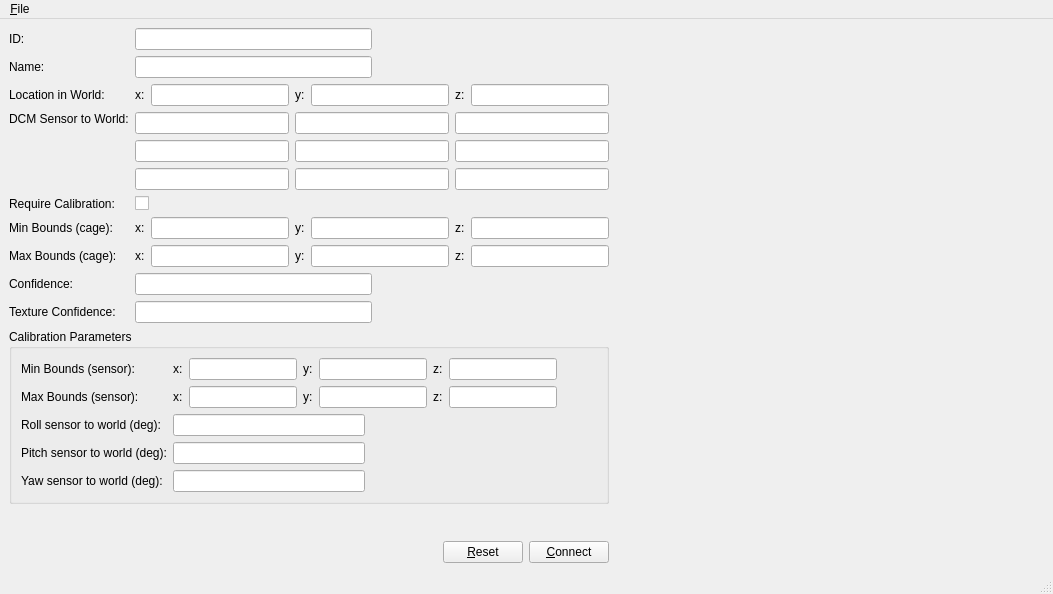
drjdlarson/gust, file src/main/python/gust/gui/ui/zed_window.ui: the form before one commit.
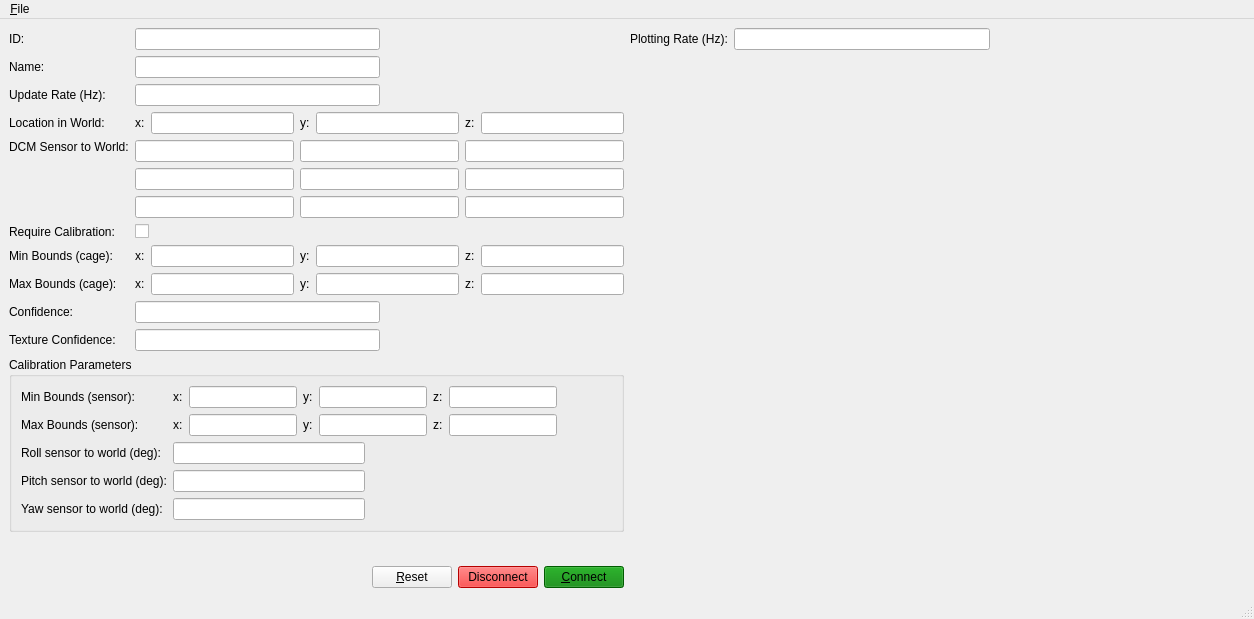
The form after the commit. Custom widgets are drawn as their Qt base class.

Commit message: zed plots working

```diff
--- a/src/main/python/gust/gui/ui/zed_window.ui
+++ b/src/main/python/gust/gui/ui/zed_window.ui
@@ -6,8 +6,8 @@
    <rect>
     <x>0</x>
     <y>0</y>
-    <width>1053</width>
-    <height>594</height>
+    <width>1254</width>
+    <height>619</height>
    </rect>
   </property>
   <property name="windowTitle">
@@ -19,20 +19,75 @@
      <layout class="QVBoxLayout" name="verticalLayout_3">
       <item>
        <layout class="QGridLayout" name="gridLayout_3">
+        <item row="4" column="1">
+         <layout class="QGridLayout" name="gridLayout_2">
+          <property name="sizeConstraint">
+           <enum>QLayout::SetMinimumSize</enum>
+          </property>
+          <item row="0" column="1">
+           <widget class="QLineEdit" name="lineEdit_dcm01"/>
+          </item>
+          <item row="0" column="0">
+           <widget class="QLineEdit" name="lineEdit_dcm00"/>
+          </item>
+          <item row="0" column="2">
+           <widget class="QLineEdit" name="lineEdit_dcm02"/>
+          </item>
+          <item row="1" column="0">
+           <widget class="QLineEdit" name="lineEdit_dcm10"/>
+          </item>
+          <item row="2" column="0">
+           <widget class="QLineEdit" name="lineEdit_dcm20"/>
+          </item>
+          <item row="1" column="1">
+           <widget class="QLineEdit" name="lineEdit_dcm11"/>
+          </item>
+          <item row="1" column="2">
+           <widget class="QLineEdit" name="lineEdit_dcm12"/>
+          </item>
+          <item row="2" column="1">
+           <widget class="QLineEdit" name="lineEdit_dcm21"/>
+          </item>
+          <item row="2" column="2">
+           <widget class="QLineEdit" name="lineEdit_dcm22"/>
+          </item>
+         </layout>
+        </item>
+        <item row="5" column="0">
+         <widget class="QLabel" name="label_2">
+          <property name="text">
+           <string>Require Calibration:</string>
+          </property>
+         </widget>
+        </item>
+        <item row="1" column="0">
+         <widget class="QLabel" name="label_name">
+          <property name="text">
+           <string>Name:</string>
+          </property>
+         </widget>
+        </item>
         <item row="7" column="0">
+         <widget class="QLabel" name="label_4">
+          <property name="text">
+           <string>Max Bounds (cage):</string>
+          </property>
+         </widget>
+        </item>
+        <item row="8" column="0">
          <widget class="QLabel" name="label_5">
           <property name="text">
            <string>Confidence:</string>
           </property>
          </widget>
         </item>
-        <item row="1" column="1">
-         <layout class="QHBoxLayout" name="horizontalLayout_6">
+        <item row="0" column="1">
+         <layout class="QHBoxLayout" name="horizontalLayout_5">
           <item>
-           <widget class="QLineEdit" name="lineEdit_name"/>
+           <widget class="QLineEdit" name="lineEdit_id"/>
           </item>
           <item>
-           <spacer name="horizontalSpacer_4">
+           <spacer name="horizontalSpacer_3">
             <property name="orientation">
              <enum>Qt::Horizontal</enum>
             </property>
@@ -46,7 +101,44 @@
           </item>
          </layout>
         </item>
-        <item row="5" column="1">
+        <item row="4" column="0">
+         <widget class="QLabel" name="label">
+          <property name="text">
+           <string>DCM Sensor to World:</string>
+          </property>
+          <property name="alignment">
+           <set>Qt::AlignLeading|Qt::AlignLeft|Qt::AlignTop</set>
+          </property>
+         </widget>
+        </item>
+        <item row="9" column="1">
+         <layout class="QHBoxLayout" name="horizontalLayout_15">
+          <item>
+           <widget class="QLineEdit" name="lineEdit_tex_conf"/>
+          </item>
+          <item>
+           <spacer name="horizontalSpacer_10">
+            <property name="orientation">
+             <enum>Qt::Horizontal</enum>
+            </property>
+            <property name="sizeHint" stdset="0">
+             <size>
+              <width>40</width>
+              <height>20</height>
+             </size>
+            </property>
+           </spacer>
+          </item>
+         </layout>
+        </item>
+        <item row="6" column="0">
+         <widget class="QLabel" name="label_3">
+          <property name="text">
+           <string>Min Bounds (cage):</string>
+          </property>
+         </widget>
+        </item>
+        <item row="6" column="1">
          <layout class="QHBoxLayout" name="horizontalLayout_12">
           <item>
            <widget class="QLabel" name="label_20">
@@ -80,49 +172,41 @@
           </item>
          </layout>
         </item>
-        <item row="2" column="0">
-         <widget class="QLabel" name="label_loc">
-          <property name="text">
-           <string>Location in World:</string>
-          </property>
-         </widget>
-        </item>
-        <item row="5" column="0">
-         <widget class="QLabel" name="label_3">
-          <property name="text">
-           <string>Min Bounds (cage):</string>
-          </property>
-         </widget>
-        </item>
-        <item row="8" column="0">
+        <item row="9" column="0">
          <widget class="QLabel" name="label_6">
           <property name="text">
            <string>Texture Confidence:</string>
           </property>
          </widget>
         </item>
-        <item row="4" column="1">
-         <widget class="QCheckBox" name="checkBox_req_cal">
+        <item row="3" column="0">
+         <widget class="QLabel" name="label_loc">
           <property name="text">
-           <string/>
+           <string>Location in World:</string>
           </property>
          </widget>
         </item>
-        <item row="0" column="0">
-         <widget class="QLabel" name="label_id">
-          <property name="text">
-           <string>ID:</string>
-          </property>
-         </widget>
-        </item>
-        <item row="4" column="0">
-         <widget class="QLabel" name="label_2">
-          <property name="text">
-           <string>Require Calibration:</string>
-          </property>
-         </widget>
-        </item>
-        <item row="2" column="1">
+        <item row="8" column="1">
+         <layout class="QHBoxLayout" name="horizontalLayout_14">
+          <item>
+           <widget class="QLineEdit" name="lineEdit_conf"/>
+          </item>
+          <item>
+           <spacer name="horizontalSpacer_9">
+            <property name="orientation">
+             <enum>Qt::Horizontal</enum>
+            </property>
+            <property name="sizeHint" stdset="0">
+             <size>
+              <width>40</width>
+              <height>20</height>
+             </size>
+            </property>
+           </spacer>
+          </item>
+         </layout>
+        </item>
+        <item row="3" column="1">
          <layout class="QHBoxLayout" name="horizontalLayout_4">
           <item>
            <widget class="QLabel" name="label_locx">
@@ -156,85 +240,7 @@
           </item>
          </layout>
         </item>
-        <item row="3" column="0">
-         <widget class="QLabel" name="label">
-          <property name="text">
-           <string>DCM Sensor to World:</string>
-          </property>
-          <property name="alignment">
-           <set>Qt::AlignLeading|Qt::AlignLeft|Qt::AlignTop</set>
-          </property>
-         </widget>
-        </item>
-        <item row="0" column="1">
-         <layout class="QHBoxLayout" name="horizontalLayout_5">
-          <item>
-           <widget class="QLineEdit" name="lineEdit_id"/>
-          </item>
-          <item>
-           <spacer name="horizontalSpacer_3">
-            <property name="orientation">
-             <enum>Qt::Horizontal</enum>
-            </property>
-            <property name="sizeHint" stdset="0">
-             <size>
-              <width>40</width>
-              <height>20</height>
-             </size>
-            </property>
-           </spacer>
-          </item>
-         </layout>
-        </item>
-        <item row="1" column="0">
-         <widget class="QLabel" name="label_name">
-          <property name="text">
-           <string>Name:</string>
-          </property>
-         </widget>
-        </item>
-        <item row="6" column="0">
-         <widget class="QLabel" name="label_4">
-          <property name="text">
-           <string>Max Bounds (cage):</string>
-          </property>
-         </widget>
-        </item>
-        <item row="3" column="1">
-         <layout class="QGridLayout" name="gridLayout_2">
-          <property name="sizeConstraint">
-           <enum>QLayout::SetMinimumSize</enum>
-          </property>
-          <item row="0" column="1">
-           <widget class="QLineEdit" name="lineEdit_dcm01"/>
-          </item>
-          <item row="0" column="0">
-           <widget class="QLineEdit" name="lineEdit_dcm00"/>
-          </item>
-          <item row="0" column="2">
-           <widget class="QLineEdit" name="lineEdit_dcm02"/>
-          </item>
-          <item row="1" column="0">
-           <widget class="QLineEdit" name="lineEdit_dcm10"/>
-          </item>
-          <item row="2" column="0">
-           <widget class="QLineEdit" name="lineEdit_dcm20"/>
-          </item>
-          <item row="1" column="1">
-           <widget class="QLineEdit" name="lineEdit_dcm11"/>
-          </item>
-          <item row="1" column="2">
-           <widget class="QLineEdit" name="lineEdit_dcm12"/>
-          </item>
-          <item row="2" column="1">
-           <widget class="QLineEdit" name="lineEdit_dcm21"/>
-          </item>
-          <item row="2" column="2">
-           <widget class="QLineEdit" name="lineEdit_dcm22"/>
-          </item>
-         </layout>
-        </item>
-        <item row="6" column="1">
+        <item row="7" column="1">
          <layout class="QHBoxLayout" name="horizontalLayout_13">
           <item>
            <widget class="QLabel" name="label_22">
@@ -268,13 +274,27 @@
           </item>
          </layout>
         </item>
-        <item row="7" column="1">
-         <layout class="QHBoxLayout" name="horizontalLayout_14">
+        <item row="0" column="0">
+         <widget class="QLabel" name="label_id">
+          <property name="text">
+           <string>ID:</string>
+          </property>
+         </widget>
+        </item>
+        <item row="5" column="1">
+         <widget class="QCheckBox" name="checkBox_req_cal">
+          <property name="text">
+           <string/>
+          </property>
+         </widget>
+        </item>
+        <item row="1" column="1">
+         <layout class="QHBoxLayout" name="horizontalLayout_6">
           <item>
-           <widget class="QLineEdit" name="lineEdit_conf"/>
+           <widget class="QLineEdit" name="lineEdit_name"/>
           </item>
           <item>
-           <spacer name="horizontalSpacer_9">
+           <spacer name="horizontalSpacer_4">
             <property name="orientation">
              <enum>Qt::Horizontal</enum>
             </property>
@@ -288,13 +308,20 @@
           </item>
          </layout>
         </item>
-        <item row="8" column="1">
-         <layout class="QHBoxLayout" name="horizontalLayout_15">
+        <item row="2" column="0">
+         <widget class="QLabel" name="label_25">
+          <property name="text">
+           <string>Update Rate (Hz):</string>
+          </property>
+         </widget>
+        </item>
+        <item row="2" column="1">
+         <layout class="QHBoxLayout" name="horizontalLayout_16">
           <item>
-           <widget class="QLineEdit" name="lineEdit_tex_conf"/>
+           <widget class="QLineEdit" name="lineEdit_update_rate"/>
           </item>
           <item>
-           <spacer name="horizontalSpacer_10">
+           <spacer name="horizontalSpacer">
             <property name="orientation">
              <enum>Qt::Horizontal</enum>
             </property>
@@ -530,8 +557,21 @@
           </property>
          </widget>
         </item>
+        <item>
+         <widget class="QPushButton" name="pushButton">
+          <property name="styleSheet">
+           <string notr="true">background-color: red</string>
+          </property>
+          <property name="text">
+           <string>Disconnect</string>
+          </property>
+         </widget>
+        </item>
         <item>
          <widget class="QPushButton" name="pushButton_connect">
+          <property name="styleSheet">
+           <string notr="true">background-color: green</string>
+          </property>
           <property name="text">
            <string>&amp;Connect</string>
           </property>
@@ -542,7 +582,37 @@
      </layout>
     </item>
     <item>
-     <spacer name="horizontalSpacer">
+     <layout class="QVBoxLayout" name="verticalLayout">
+      <item>
+       <layout class="QHBoxLayout" name="horizontalLayout">
+        <property name="sizeConstraint">
+         <enum>QLayout::SetMinimumSize</enum>
+        </property>
+        <item>
+         <widget class="QLabel" name="label_24">
+          <property name="sizePolicy">
+           <sizepolicy hsizetype="Minimum" vsizetype="Minimum">
+            <horstretch>0</horstretch>
+            <verstretch>0</verstretch>
+           </sizepolicy>
+          </property>
+          <property name="text">
+           <string>Plotting Rate (Hz):</string>
+          </property>
+          <property name="alignment">
+           <set>Qt::AlignLeading|Qt::AlignLeft|Qt::AlignVCenter</set>
+          </property>
+         </widget>
+        </item>
+        <item>
+         <widget class="QLineEdit" name="lineEdit_plot_rate">
+          <property name="alignment">
+           <set>Qt::AlignLeading|Qt::AlignLeft|Qt::AlignVCenter</set>
+          </property>
+         </widget>
+        </item>
+        <item>
+         <spacer name="horizontalSpacer_11">
       <property name="orientation">
        <enum>Qt::Horizontal</enum>
       </property>
@@ -553,6 +623,32 @@
        </size>
       </property>
      </spacer>
+        </item>
+       </layout>
+      </item>
+      <item>
+       <widget class="GraphicsLayoutWidget" name="widget_graphs" native="true">
+        <property name="sizePolicy">
+         <sizepolicy hsizetype="MinimumExpanding" vsizetype="MinimumExpanding">
+          <horstretch>0</horstretch>
+          <verstretch>0</verstretch>
+         </sizepolicy>
+        </property>
+        <property name="minimumSize">
+         <size>
+          <width>0</width>
+          <height>0</height>
+         </size>
+        </property>
+        <property name="baseSize">
+         <size>
+          <width>0</width>
+          <height>0</height>
+         </size>
+        </property>
+       </widget>
+      </item>
+     </layout>
     </item>
    </layout>
   </widget>
@@ -561,7 +657,7 @@
     <rect>
      <x>0</x>
      <y>0</y>
-     <width>1053</width>
+     <width>1254</width>
      <height>20</height>
     </rect>
    </property>
@@ -580,6 +676,14 @@
    </property>
   </action>
  </widget>
+ <customwidgets>
+  <customwidget>
+   <class>GraphicsLayoutWidget</class>
+   <extends>QWidget</extends>
+   <header>pyqtgraph</header>
+   <container>1</container>
+  </customwidget>
+ </customwidgets>
  <resources/>
  <connections/>
 </ui>
```
Lines whose indentation alone changed are shown as unchanged. The commit also changes 7 other files.
